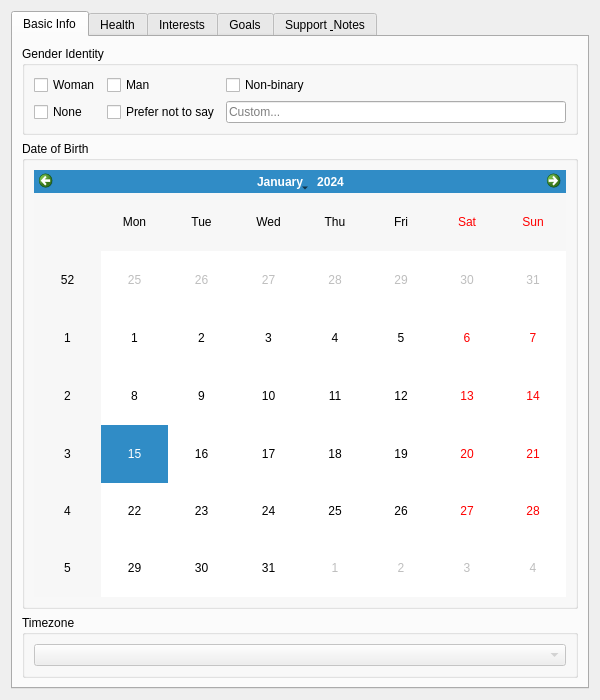
Before: the Qt Designer form ui/designs/user_profile_settings_widget.ui in Jacfogel/MHM, drawn with Qt 5.
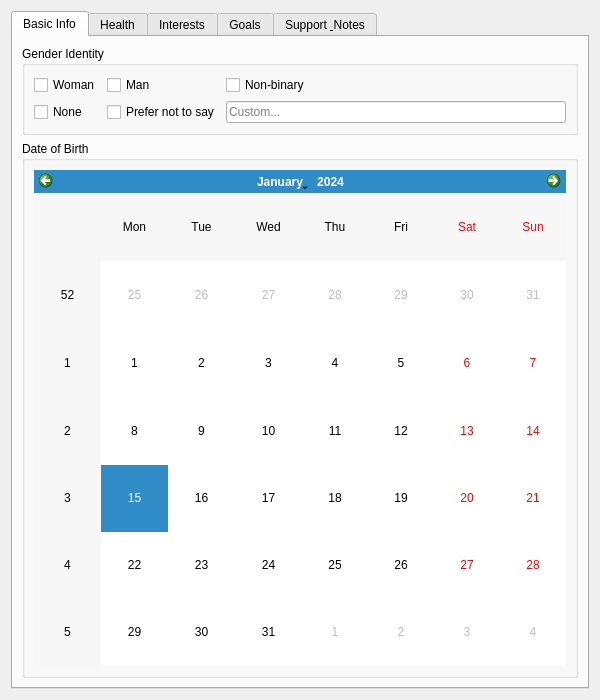
After: the same form once the commit is applied. The open tabs and pages were chosen to show the change.

Diff of the .ui file:
```diff
--- a/ui/designs/user_profile_settings_widget.ui
+++ b/ui/designs/user_profile_settings_widget.ui
@@ -90,25 +90,6 @@
          </layout>
         </widget>
        </item>
-       <item>
-        <widget class="QGroupBox" name="groupBox_timezone">
-         <property name="title">
-          <string>Timezone</string>
-         </property>
-         <layout class="QVBoxLayout" name="verticalLayout_timezone">
-          <item>
-           <widget class="QComboBox" name="comboBox_timezone">
-            <property name="enabled">
-             <bool>false</bool>
-            </property>
-            <property name="placeholderText">
-             <string>Timezone selection coming soon...</string>
-            </property>
-           </widget>
-          </item>
-         </layout>
-        </widget>
-       </item>
       </layout>
      </widget>
      <widget class="QWidget" name="tab_health">
```
